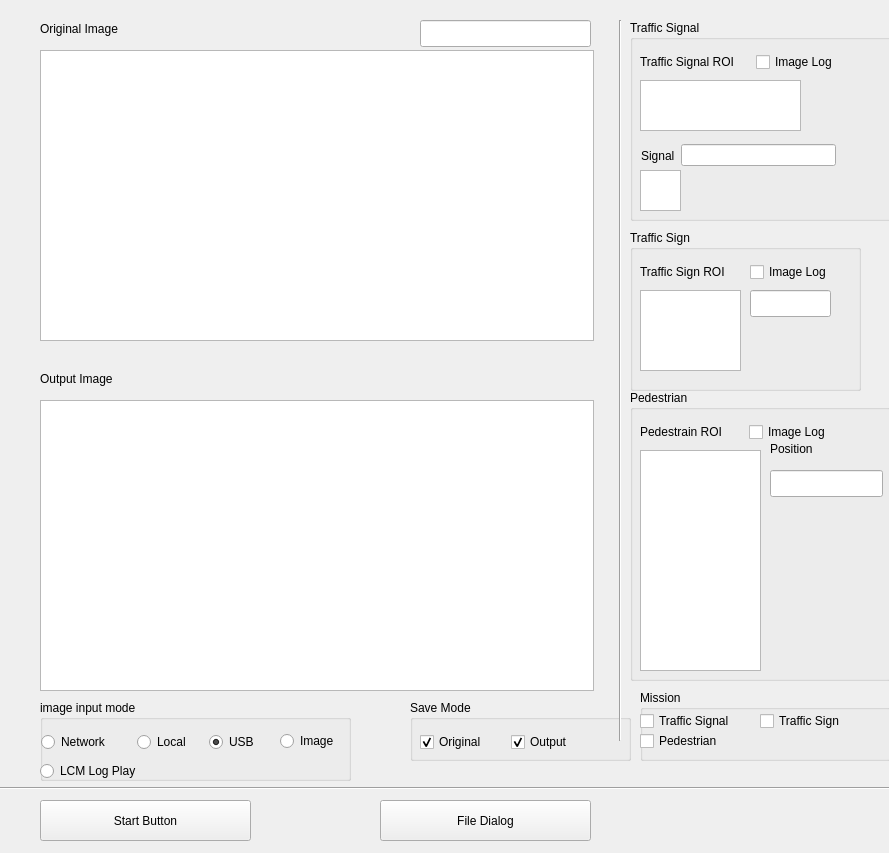
Jun-Hong-7794/FrontCamera, file front_camera/front_camera_detection.ui: the form before one commit.
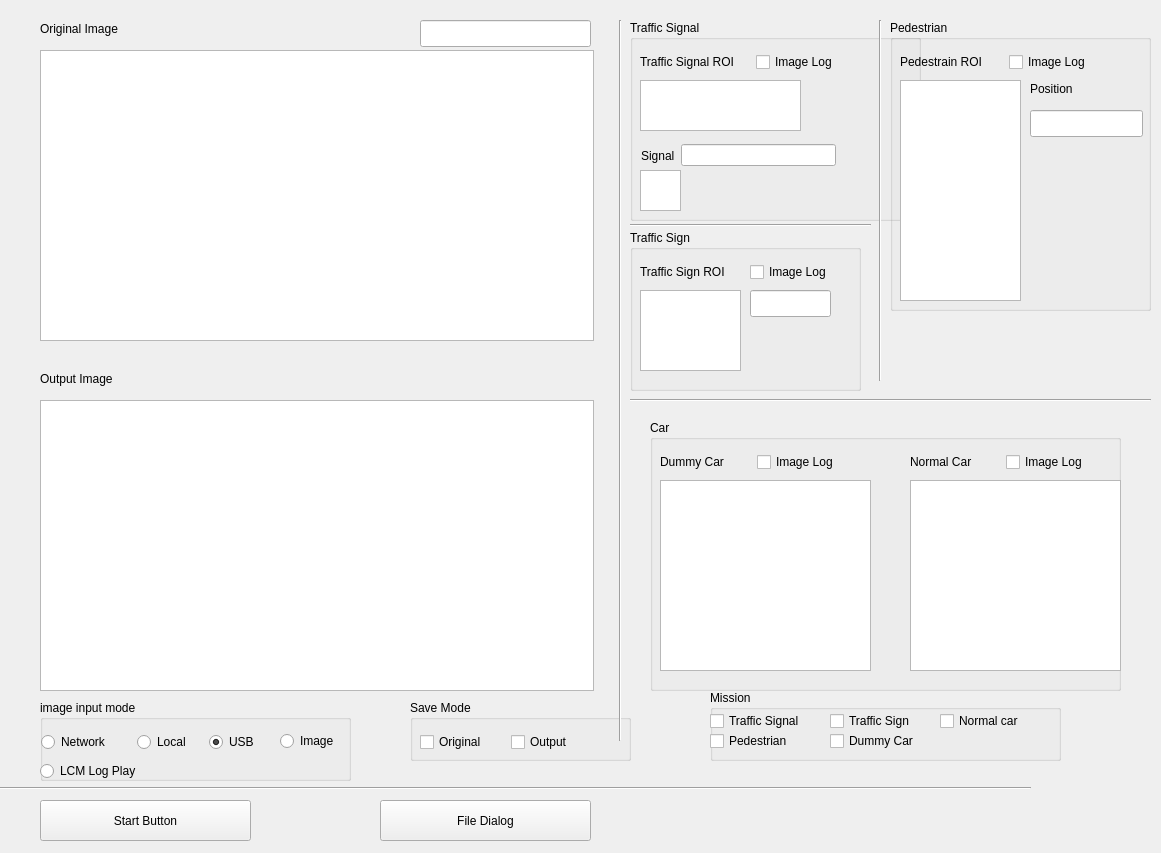
The form after the commit.

What changed in the file:
```diff
--- a/front_camera/front_camera_detection.ui
+++ b/front_camera/front_camera_detection.ui
@@ -6,7 +6,7 @@
    <rect>
     <x>0</x>
     <y>0</y>
-    <width>889</width>
+    <width>1161</width>
     <height>853</height>
    </rect>
   </property>
@@ -179,7 +179,7 @@
         <string>Original</string>
        </property>
        <property name="checked">
-        <bool>true</bool>
+        <bool>false</bool>
        </property>
       </widget>
      </item>
@@ -189,7 +189,7 @@
         <string>Output</string>
        </property>
        <property name="checked">
-        <bool>true</bool>
+        <bool>false</bool>
        </property>
       </widget>
      </item>
@@ -290,7 +290,7 @@
      </rect>
     </property>
    </widget>
-   <widget class="QWidget" name="">
+   <widget class="QWidget" name="layoutWidget">
     <property name="geometry">
      <rect>
       <x>10</x>
@@ -316,7 +316,7 @@
      </item>
     </layout>
    </widget>
-   <widget class="QWidget" name="">
+   <widget class="QWidget" name="layoutWidget">
     <property name="geometry">
      <rect>
       <x>11</x>
@@ -408,8 +408,8 @@
   <widget class="QGroupBox" name="groupBox_4">
    <property name="geometry">
     <rect>
-     <x>630</x>
-     <y>390</y>
+     <x>890</x>
+     <y>20</y>
      <width>261</width>
      <height>291</height>
     </rect>
@@ -431,7 +431,7 @@
     <property name="geometry">
      <rect>
       <x>140</x>
-      <y>80</y>
+      <y>90</y>
       <width>113</width>
       <height>27</height>
      </rect>
@@ -444,7 +444,7 @@
     <property name="geometry">
      <rect>
       <x>140</x>
-      <y>50</y>
+      <y>60</y>
       <width>61</width>
       <height>17</height>
      </rect>
@@ -453,7 +453,7 @@
      <string>Position</string>
     </property>
    </widget>
-   <widget class="QWidget" name="">
+   <widget class="QWidget" name="layoutWidget">
     <property name="geometry">
      <rect>
       <x>10</x>
@@ -483,9 +483,9 @@
   <widget class="QGroupBox" name="groupBox_5">
    <property name="geometry">
     <rect>
-     <x>640</x>
+     <x>710</x>
      <y>690</y>
-     <width>251</width>
+     <width>351</width>
      <height>71</height>
     </rect>
    </property>
@@ -531,8 +531,34 @@
      <string>Pedestrian</string>
     </property>
    </widget>
+   <widget class="QCheckBox" name="ck_mission_dummy_car">
+    <property name="geometry">
+     <rect>
+      <x>120</x>
+      <y>40</y>
+      <width>111</width>
+      <height>22</height>
+     </rect>
+    </property>
+    <property name="text">
+     <string>Dummy Car</string>
+    </property>
+   </widget>
+   <widget class="QCheckBox" name="ck_mission_normal_car">
+    <property name="geometry">
+     <rect>
+      <x>230</x>
+      <y>20</y>
+      <width>111</width>
+      <height>22</height>
+     </rect>
+    </property>
+    <property name="text">
+     <string>Normal car</string>
+    </property>
+   </widget>
   </widget>
-  <widget class="QWidget" name="">
+  <widget class="QWidget" name="layoutWidget">
    <property name="geometry">
     <rect>
      <x>0</x>
@@ -543,7 +569,7 @@
    </property>
    <layout class="QHBoxLayout" name="horizontalLayout_4"/>
   </widget>
-  <widget class="QWidget" name="">
+  <widget class="QWidget" name="layoutWidget">
    <property name="geometry">
     <rect>
      <x>0</x>
@@ -554,6 +580,130 @@
    </property>
    <layout class="QHBoxLayout" name="horizontalLayout_5"/>
   </widget>
+  <widget class="QGroupBox" name="groupBox_6">
+   <property name="geometry">
+    <rect>
+     <x>650</x>
+     <y>420</y>
+     <width>471</width>
+     <height>271</height>
+    </rect>
+   </property>
+   <property name="title">
+    <string>Car</string>
+   </property>
+   <widget class="QGraphicsView" name="dummy_car_view">
+    <property name="geometry">
+     <rect>
+      <x>10</x>
+      <y>60</y>
+      <width>211</width>
+      <height>191</height>
+     </rect>
+    </property>
+   </widget>
+   <widget class="QGraphicsView" name="normal_car_view">
+    <property name="geometry">
+     <rect>
+      <x>260</x>
+      <y>60</y>
+      <width>211</width>
+      <height>191</height>
+     </rect>
+    </property>
+   </widget>
+   <widget class="QWidget" name="">
+    <property name="geometry">
+     <rect>
+      <x>10</x>
+      <y>30</y>
+      <width>188</width>
+      <height>24</height>
+     </rect>
+    </property>
+    <layout class="QHBoxLayout" name="horizontalLayout_8">
+     <item>
+      <widget class="QLabel" name="label_8">
+       <property name="text">
+        <string>Dummy Car</string>
+       </property>
+      </widget>
+     </item>
+     <item>
+      <widget class="QCheckBox" name="ck_dummy_car_img_log">
+       <property name="text">
+        <string>Image Log</string>
+       </property>
+      </widget>
+     </item>
+    </layout>
+   </widget>
+   <widget class="QWidget" name="">
+    <property name="geometry">
+     <rect>
+      <x>260</x>
+      <y>30</y>
+      <width>186</width>
+      <height>24</height>
+     </rect>
+    </property>
+    <layout class="QHBoxLayout" name="horizontalLayout_9">
+     <item>
+      <widget class="QLabel" name="label_9">
+       <property name="text">
+        <string>Normal Car</string>
+       </property>
+      </widget>
+     </item>
+     <item>
+      <widget class="QCheckBox" name="ck_normal_car_img_log">
+       <property name="text">
+        <string>Image Log</string>
+       </property>
+      </widget>
+     </item>
+    </layout>
+   </widget>
+  </widget>
+  <widget class="Line" name="line_3">
+   <property name="geometry">
+    <rect>
+     <x>870</x>
+     <y>20</y>
+     <width>21</width>
+     <height>361</height>
+    </rect>
+   </property>
+   <property name="orientation">
+    <enum>Qt::Vertical</enum>
+   </property>
+  </widget>
+  <widget class="Line" name="line_4">
+   <property name="geometry">
+    <rect>
+     <x>630</x>
+     <y>215</y>
+     <width>241</width>
+     <height>21</height>
+    </rect>
+   </property>
+   <property name="orientation">
+    <enum>Qt::Horizontal</enum>
+   </property>
+  </widget>
+  <widget class="Line" name="line_5">
+   <property name="geometry">
+    <rect>
+     <x>630</x>
+     <y>390</y>
+     <width>521</width>
+     <height>21</height>
+    </rect>
+   </property>
+   <property name="orientation">
+    <enum>Qt::Horizontal</enum>
+   </property>
+  </widget>
  </widget>
  <resources/>
  <connections/>
```
Left out of the diff: 2 changed lines with no effect on the pictures.
